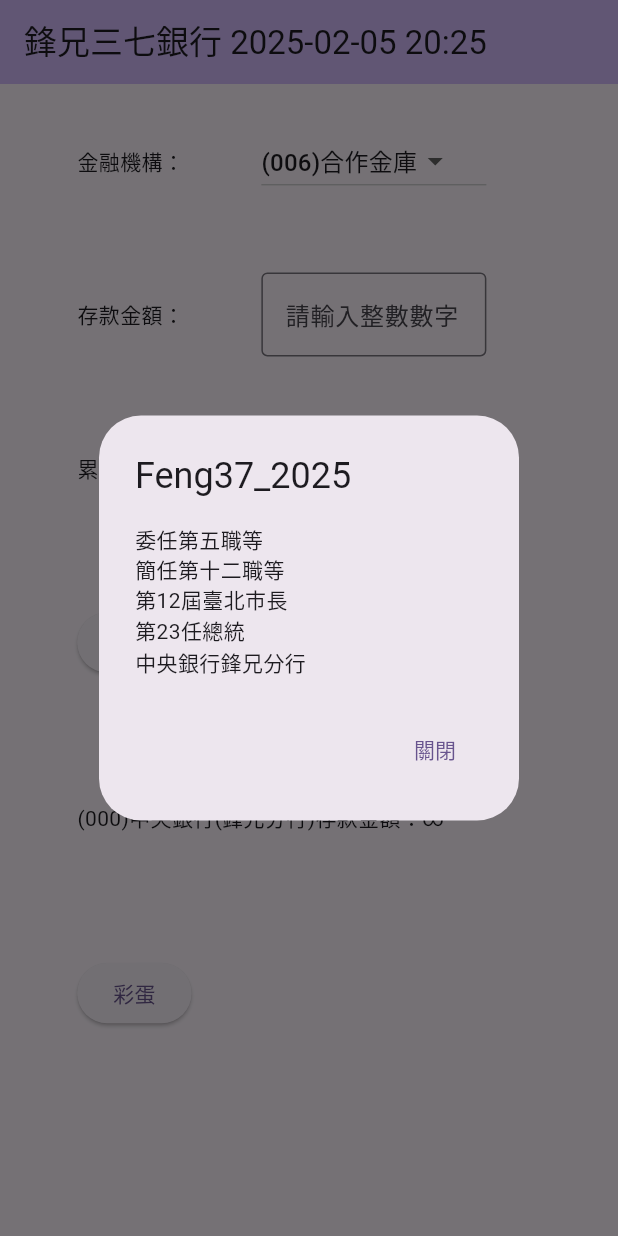
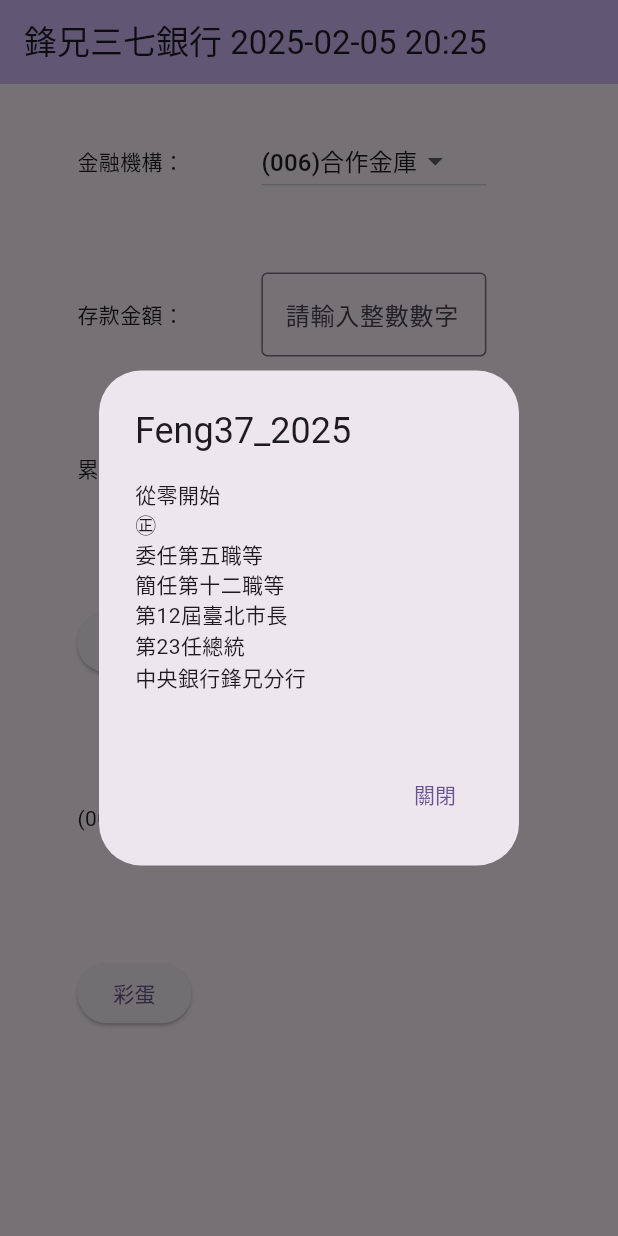
Before and after one commit to goldshoot0720/Flutter_Feng37_Bank, a Flutter app: the screen it shows after launch, after a tap on "彩蛋", on a phone screen of 412 x 824 dp. Run offline on Flutter 3.47's test engine with Material 3 defaults, Android fonts, the light colour scheme and no system bars; our stand-ins replace fluttertoast, shared_preferences.

Commit message:
howIRich

```diff
--- a/lib/main.dart
+++ b/lib/main.dart
@@ -59,6 +59,7 @@
 }
 
 class _MyHomePageState extends State<MyHomePage> {
+  String howIRich = "";
   String? formattedDate; // null if no save data
   String selectedValue = "0"; // 在這裡聲明 selectedValue，而不是放在 build 方法裡
   List<String> bank_savings = [
@@ -78,6 +79,45 @@
     int sumSaving = 0;
     for (int i = 0; i < 10; i++) {
       sumSaving += int.parse(bankSavings[i]);
+    }
+    if ( sumSaving >= 100000000){
+      howIRich = "億元豪宅";
+    }
+    else if ( sumSaving >= 10000000){
+      howIRich = "仟萬超跑";
+    }
+    else if ( sumSaving >= 1000000){
+      howIRich = "佰萬第一桶金";
+    }
+    else if ( sumSaving >= 100000){
+      howIRich = "十萬個為什麼";
+    }
+    else if ( sumSaving >= 10000){
+      howIRich = "日本有萬元鈔";
+    }
+    else if ( sumSaving >= 1000){
+      howIRich = "千元鈔票";
+    }
+    else if ( sumSaving >= 100){
+      howIRich = "百元鈔票";
+    }
+    else if ( sumSaving >= 50){
+      howIRich = "五十元銅板價";
+    }
+    else if ( sumSaving >= 10){
+      howIRich = "十元硬幣";
+    }
+    else if ( sumSaving >= 5){
+      howIRich = "五元硬幣";
+    }
+    else if ( sumSaving >= 1){
+      howIRich = "壹元硬幣";
+    }
+    else if ( sumSaving ==  0){
+      howIRich = "從零開始";
+    }
+    else if ( sumSaving < 0){
+      howIRich = "不要負債";
     }
     return sumSaving;
   }
@@ -357,7 +397,7 @@
                           return AlertDialog(
                             title: Text('Feng37_2025'),
                             content: Text(
-                              '委任第五職等\n簡任第十二職等\n第12屆臺北市長\n第23任總統\n中央銀行鋒兄分行',
+                              howIRich+'\n㊣\n委任第五職等\n簡任第十二職等\n第12屆臺北市長\n第23任總統\n中央銀行鋒兄分行\n',
                             ),
                             actions: <Widget>[
                               TextButton(
```
